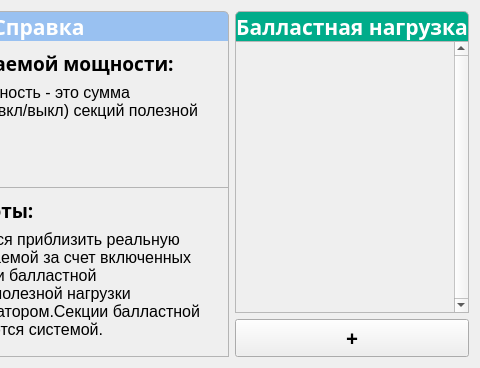
The window that calculationsettingscreen.ui (evilpeopletyranny/BallastStand) describes before a commit, drawn with Qt 5; both pictures show x 381 to 861 and y 0 to 368 of the 861 by 368 pixel window.
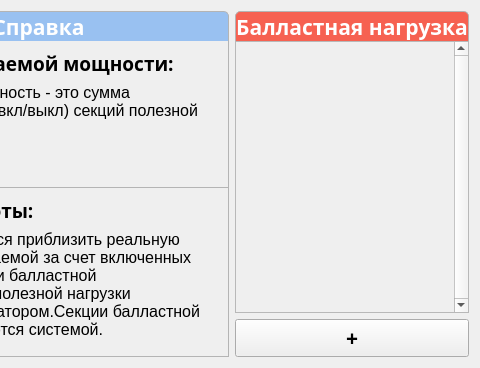
The same window after the commit.

Patch:
```diff
--- a/calculationsettingscreen.ui
+++ b/calculationsettingscreen.ui
@@ -427,7 +427,7 @@
 border-bottom: none;
 border-top-left-radius: 5px;
 border-top-right-radius: 5px;
-background-color: rgb(0, 172, 138);
+background-color: rgb(246, 97, 81);
 color: rgb(255, 255, 255);</string>
          </property>
          <property name="text">
```
